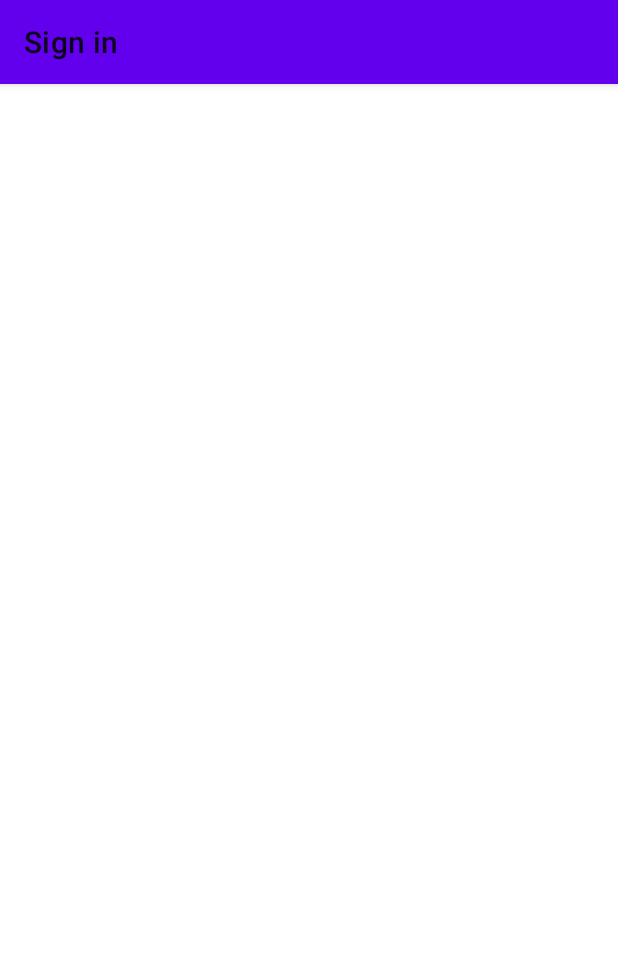
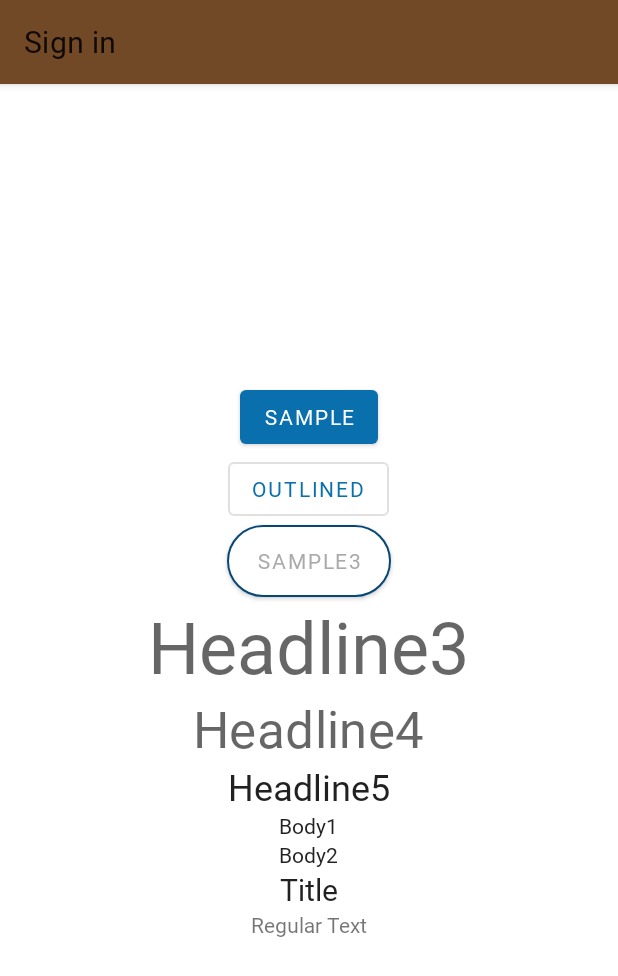
Before and after one commit to prography/6th-team3-android, an Android app: the screen it shows after launch (LoginRegisterActivity), on a phone screen of 412 x 824 dp. Shown: the top 976 px of the screen. Run offline under Robolectric (Android 15) with nearby library versions, the light colour scheme and no system bars.

Commit message:
add sample style sheet

```diff
--- a/PetHotel/app/src/main/java/com/prography/pethotel/ui/LoginRegisterActivity.kt
+++ b/PetHotel/app/src/main/java/com/prography/pethotel/ui/LoginRegisterActivity.kt
@@ -11,7 +11,7 @@ class LoginRegisterActivity : AppCompatActivity() {
 
     override fun onCreate(savedInstanceState: Bundle?) {
         super.onCreate(savedInstanceState)
-        setContentView(R.layout.activity_login_register)
+        setContentView(R.layout.sample_style_sheet)
 
 
     }
--- /dev/null
+++ b/PetHotel/app/src/main/res/drawable/custom_button_selector.xml
@@ -0,0 +1,39 @@
+<?xml version="1.0" encoding="utf-8"?>
+<selector xmlns:android="http://schemas.android.com/apk/res/android">
+    <item android:state_pressed="false"
+        android:state_enabled="true">
+        <shape
+            android:shape="rectangle">
+                <stroke
+                android:color="@color/petHotelSecondaryDark"
+                android:width="1dp"/>
+                <solid
+                android:color="@android:color/white" />
+                <corners
+                android:radius="25dp"
+                />
+            <padding
+                android:right="20dp"
+                android:left="20dp"
+                />
+
+        </shape>
+    </item>
+    <item android:state_pressed="true">
+        <shape
+            android:shape="rectangle"
+            >
+            <solid
+                android:color="@color/petHotelSecondaryDark"/>
+            <corners
+                android:radius="25dp"
+                />
+            <padding
+                android:right="20dp"
+                android:left="20dp"
+                />
+
+        </shape>
+    </item>
+
+</selector>
--- a/PetHotel/app/src/main/res/layout/login_register_fragment.xml
+++ b/PetHotel/app/src/main/res/layout/login_register_fragment.xml
@@ -53,7 +53,7 @@
         app:layout_constraintStart_toStartOf="parent"
         app:layout_constraintTop_toBottomOf="@+id/et_login_username" />
 
-    <com.google.android.material.button.MaterialButton
+    <Button
         android:id="@+id/btn_login_user_login"
         android:layout_width="wrap_content"
         android:layout_height="wrap_content"
@@ -61,20 +61,18 @@
         android:layout_marginStart="48dp"
         android:layout_marginTop="16dp"
         android:layout_marginBottom="64dp"
-        android:enabled="false"
         android:text="LOGIN"
         app:layout_constraintBottom_toBottomOf="parent"
         app:layout_constraintStart_toStartOf="parent"
         app:layout_constraintTop_toBottomOf="@+id/et_login_password"
         app:layout_constraintVertical_bias="0.2" />
 
-    <com.google.android.material.button.MaterialButton
+    <Button
         android:id="@+id/btn_login_user_register"
         android:layout_width="wrap_content"
         android:layout_height="wrap_content"
         android:layout_marginStart="78dp"
-        android:enabled="false"
-        android:gravity="start"
+        style="?attr/materialButtonOutlinedStyle"        android:gravity="start"
         android:text="REGISTER"
         app:layout_constraintEnd_toEndOf="parent"
         app:layout_constraintStart_toEndOf="@+id/btn_login_user_login"
--- a/PetHotel/app/src/main/res/layout/register_pet_info_fragment.xml
+++ b/PetHotel/app/src/main/res/layout/register_pet_info_fragment.xml
@@ -10,7 +10,7 @@
 
     <TextView
         android:id="@+id/tv_register_pet_how_many_pets_title"
-        android:textSize="@dimen/text_size_medium"
+        style="@style/phHeadline5"
         android:text="@string/how_many_dogs_question"
         android:padding="@dimen/padding_small_4dp"
         android:layout_width="wrap_content"
--- /dev/null
+++ b/PetHotel/app/src/main/res/layout/sample_style_sheet.xml
@@ -0,0 +1,72 @@
+<?xml version="1.0" encoding="utf-8"?>
+<LinearLayout
+    xmlns:android="http://schemas.android.com/apk/res/android"
+    android:orientation="vertical"
+    android:gravity="center"
+    android:layout_width="match_parent"
+    android:layout_height="match_parent">
+
+
+    <Button
+        android:text="Sample"
+        android:layout_width="wrap_content"
+        android:layout_height="wrap_content"/>
+
+    <Button
+        android:text="Outlined"
+        style="?attr/materialButtonOutlinedStyle"
+        android:layout_width="wrap_content"
+        android:layout_height="wrap_content"/>
+
+    <androidx.appcompat.widget.AppCompatButton
+        android:text="Sample3"
+        android:layout_width="wrap_content"
+        android:layout_height="wrap_content"/>
+
+    <TextView
+        style="@style/phHeadline3"
+        android:text="Headline3"
+        android:layout_width="wrap_content"
+        android:layout_height="wrap_content"/>
+
+    <TextView
+        style="@style/phHeadline4"
+        android:text="Headline4"
+        android:layout_width="wrap_content"
+        android:layout_height="wrap_content"/>
+
+    <TextView
+        style="@style/phHeadline5"
+        android:text="Headline5"
+        android:layout_width="wrap_content"
+        android:layout_height="wrap_content"/>
+
+    <TextView
+        style="@style/phBody1"
+        android:text="Body1"
+        android:layout_width="wrap_content"
+        android:layout_height="wrap_content"/>
+
+    <TextView
+        style="@style/phBody2"
+        android:text="Body2"
+        android:layout_width="wrap_content"
+        android:layout_height="wrap_content"/>
+
+
+    <TextView
+        style="@style/phTitle"
+        android:text="Title"
+        android:layout_width="wrap_content"
+        android:layout_height="wrap_content"/>
+
+
+<!--    일반 텍스트뷰 -->
+    <TextView
+        android:text="Regular Text"
+        android:layout_width="wrap_content"
+        android:layout_height="wrap_content"/>
+
+
+
+</LinearLayout>
--- a/PetHotel/app/src/main/res/values/colors.xml
+++ b/PetHotel/app/src/main/res/values/colors.xml
@@ -6,4 +6,16 @@
 
     <color name="defaultBackgroundColor">#03000000</color>
 
+    <color name="petHotelPrimary">#724926</color>
+    <color name="petHotelPrimaryDark">#3A1C02</color>
+    <color name="petHotelWhite">#FFFCF9</color>
+
+    <color name="petHotelSecondaryDark">#074776</color>
+    <color name="petHotelSecondary">#096FAD</color>
+
+    <color name="petHotelOnPrimary">#2D2D2D</color>
+    <color name="petHotelOnSurface">#2D2D2D</color>
+    <color name="petHotelError">#B00020</color>
+
+
 </resources>
--- a/PetHotel/app/src/main/res/values/styles.xml
+++ b/PetHotel/app/src/main/res/values/styles.xml
@@ -3,14 +3,86 @@
     <!-- Base application theme. -->
     <style name="AppTheme" parent="Theme.MaterialComponents.Light">
         <!-- Customize your theme here. -->
-        <item name="colorPrimary">@color/colorPrimary</item>
-        <item name="colorPrimaryDark">@color/colorPrimaryDark</item>
-        <item name="colorAccent">@color/colorAccent</item>
+        <item name="colorPrimary">@color/petHotelPrimary</item>
+        <item name="colorPrimaryDark">@color/petHotelPrimaryDark</item>
+        <item name="colorAccent">@color/petHotelSecondary</item>
+        <item name="materialButtonOutlinedStyle">@style/phOutlinedButtonStyle</item>
+        <item name="materialButtonStyle">@style/phButtonStyle</item>
+        <item name="buttonStyle">@style/phAppCompatButtonStyle</item>
+        <item name="android:fontFamily">@font/notoserifkr_regular</item>
+    </style>
+
+    <style name="phButtonTextAppearance" parent="TextAppearance.MaterialComponents.Button">
+        <item name="fontFamily">@font/notoserifkr_semibold</item>
+        <item name="android:fontFamily">@font/notoserifkr_semibold</item>
+
+    </style>
+
+    <style name="phButtonStyle" parent="Widget.MaterialComponents.Button">
+        <item name="materialThemeOverlay">@style/ThemeOverlay.App.Button.TextButton</item>
+        <item name="android:textAppearance">@style/phButtonTextAppearance</item>
+    </style>
+
+    <style name="ThemeOverlay.App.Button.TextButton" parent="">
+        <item name="colorPrimary">@color/petHotelSecondary</item>
+    </style>
+
+    <style name="phTextButtonStyle" parent="Widget.MaterialComponents.Button.TextButton">
+        <item name="materialThemeOverlay">@style/ThemeOverlay.App.Button.TextButton</item>
+        <item name="android:textAppearance">@style/phButtonTextAppearance</item>
+<!--        <item name="shapeAppearance">@style/ShapeAppearance.App.SmallComponent</item>-->
+    </style>
+
+
+    <style name="phOutlinedButtonStyle" parent="Widget.MaterialComponents.Button.OutlinedButton">
+        <item name="materialThemeOverlay">@style/ThemeOverlay.App.Button.TextButton</item>
+        <item name="android:textAppearance">@style/phButtonTextAppearance</item>
+<!--        <item name="shapeAppearance">@style/ShapeAppearance.App.SmallComponent</item>-->
+    </style>
+
+    <style name="phAppCompatButtonStyle" parent="Widget.AppCompat.Button">
+        <item name="android:background">@drawable/custom_button_selector</item>
+        <item name="android:textAppearance">@style/phButtonTextAppearance</item>
+        <item name="android:textColor">@android:color/darker_gray</item>
+    </style>
+
+    <style name="phHeadline3" parent="TextAppearance.MaterialComponents.Headline3">
+        <item name="fontFamily">@font/notoserifkr_bold</item>
+        <item name="android:fontFamily">@font/notoserifkr_bold</item>
+    </style>
+
+    <style name="phHeadline4" parent="TextAppearance.MaterialComponents.Headline4">
+        <item name="fontFamily">@font/notoserifkr_bold</item>
+        <item name="android:fontFamily">@font/notoserifkr_bold</item>
+    </style>
+
+    <style name="phHeadline5" parent="TextAppearance.MaterialComponents.Headline5">
+        <item name="fontFamily">@font/notoserifkr_bold</item>
+        <item name="android:fontFamily">@font/notoserifkr_bold</item>
+    </style>
+
+    <style name="phTitle" parent="TextAppearance.AppCompat.Title">
+        <item name="fontFamily">@font/notoserifkr_black</item>
+        <item name="android:fontFamily">@font/notoserifkr_black</item>
+    </style>
+
+    <style name="phBody1" parent="TextAppearance.AppCompat.Body1">
+        <item name="fontFamily">@font/notoserifkr_light</item>
+        <item name="android:fontFamily">@font/notoserifkr_light</item>
+    </style>
+
+    <style name="phBody2" parent="TextAppearance.AppCompat.Body2">
+        <item name="fontFamily">@font/notoserifkr_semibold</item>
+        <item name="android:fontFamily">@font/notoserifkr_semibold</item>
     </style>
 
 
 
-<!--&lt;!&ndash; refer to : https://material.io/develop/android/theming/color/ &ndash;&gt;&ndash;&gt;-->
+
+
+
+
+    <!--&lt;!&ndash; refer to : https://material.io/develop/android/theming/color/ &ndash;&gt;&ndash;&gt;-->
 <!--    <style name="PetHotelTheme" parent="Theme.MaterialComponents">-->
 
 <!--&lt;!&ndash; colorPrimary : 앱에서 가장 흔히 디스플레이 되는 색. 기본 Action Bar 색&ndash;&gt;-->
```
Also changed, not shown: 9 other files.
